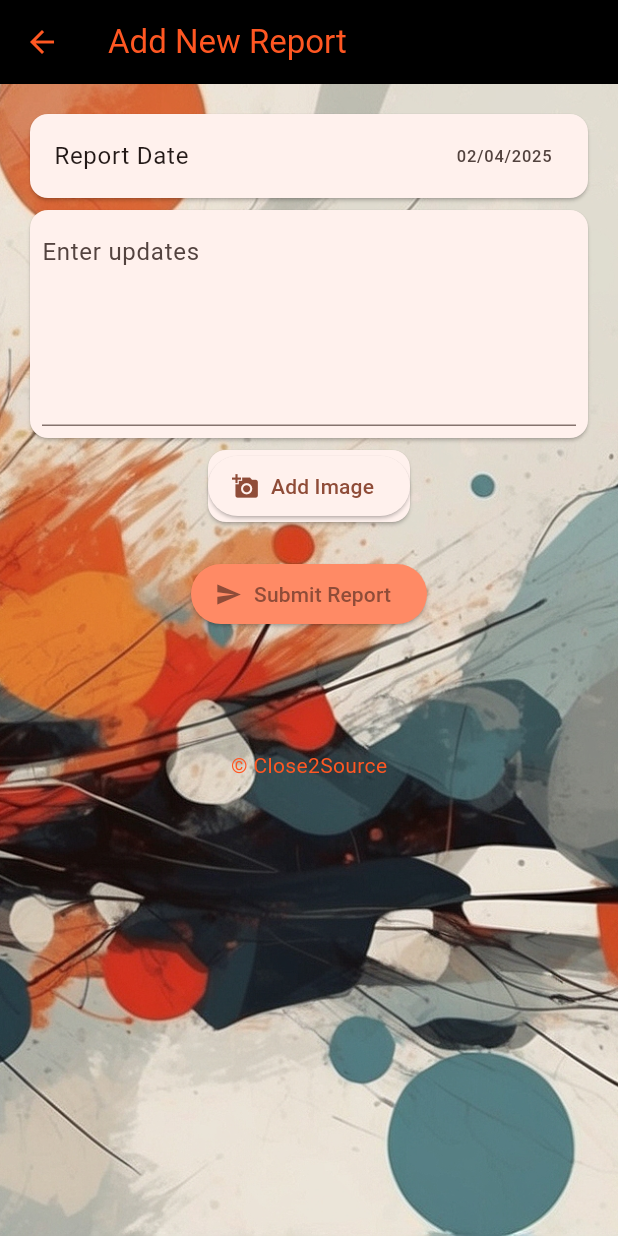
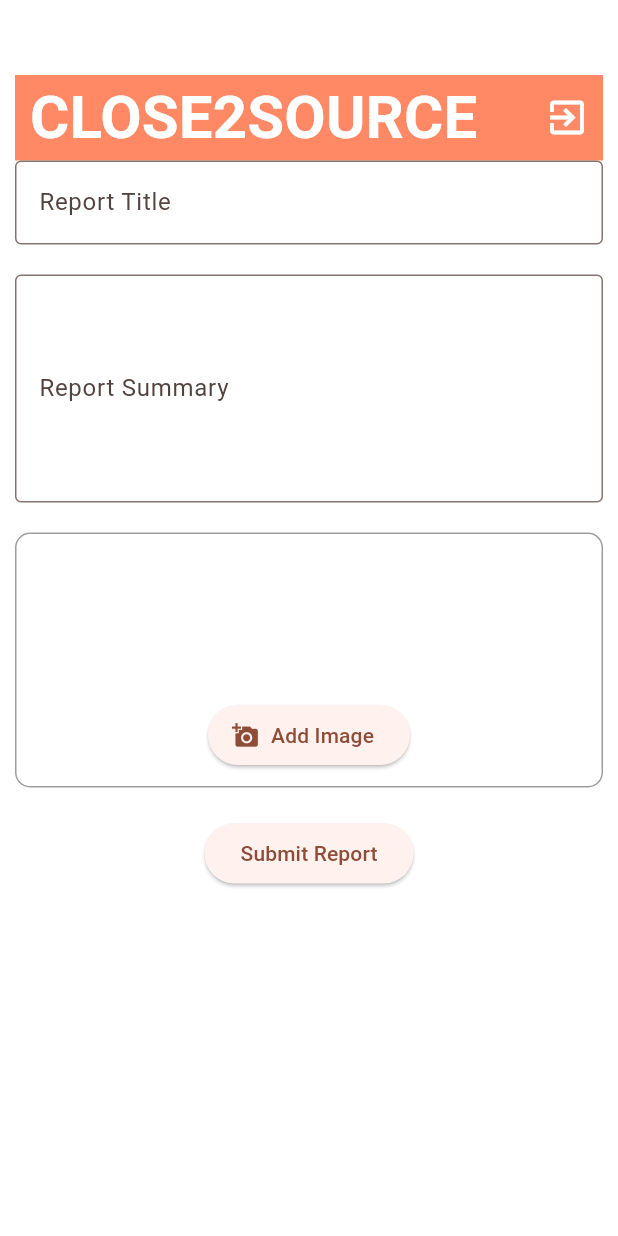
Before and after one commit to Scuttman/close2source_web, a Flutter app: the ReportFormScreen screen opened by its route, on a phone screen of 412 x 824 dp. Run offline on Flutter 3.47's test engine with Material 3 defaults, Android fonts, the phone set to English and light mode, and no system bars; our stand-ins replace cloud_firestore, connectivity_plus, file_picker, firebase_auth, firebase_core, firebase_storage and 3 more; accounts and stored records are empty; Roboto replaces fonts that are missing (Amatic Sc).

Commit message:
1.0.19 Report

```diff
--- a/lib/screens/dashboard/reports_tab/report_form_screen.dart
+++ b/lib/screens/dashboard/reports_tab/report_form_screen.dart
@@ -1,222 +1,205 @@
+import 'package:flutter/material.dart';
+import 'package:cloud_firestore/cloud_firestore.dart';
+import 'package:image_picker/image_picker.dart';
 import 'dart:io';
-import 'package:cloud_firestore/cloud_firestore.dart';
-import 'package:firebase_storage/firebase_storage.dart';
-import 'package:provider/provider.dart';
-import 'package:image_picker/image_picker.dart';
-import 'package:intl/intl.dart';
-
 import '../../../imports.dart';
 
 class ReportFormScreen extends StatefulWidget {
-  const ReportFormScreen({super.key});
+  const ReportFormScreen({Key? key}) : super(key: key);
 
   @override
-  State<ReportFormScreen> createState() => _ReportFormScreenState();
+  _ReportFormScreenState createState() => _ReportFormScreenState();
 }
 
 class _ReportFormScreenState extends State<ReportFormScreen> {
-  final TextEditingController _updateTextController = TextEditingController();
-  DateTime _selectedDate = DateTime.now();
-  final List<File> _selectedImages = [];
-  bool _isUploading = false;
+  final _formKey = GlobalKey<FormState>();
+  String _reportTitle = '';
+  String _reportSummary = '';
+  List<File> _selectedImages = []; // Changed to a list of images
 
-  Future<void> _pickImage(ImageSource source) async {
-    final pickedFile = await ImagePicker().pickImage(source: source);
+  Future<void> _pickImage() async {
+    final pickedFile = await ImagePicker().pickImage(
+      source: ImageSource.gallery,
+    );
     if (pickedFile != null) {
-      setState(() => _selectedImages.add(File(pickedFile.path)));
+      setState(() {
+        _selectedImages.add(
+          File(pickedFile.path),
+        ); // Add selected image to the list
+      });
     }
   }
 
-  void _showImagePickerOptions() {
-    showModalBottomSheet(
-      context: context,
-      builder:
-          (context) => SafeArea(
-            child: Column(
-              mainAxisSize: MainAxisSize.min,
-              children: [
-                Card(
-                  child: ListTile(
-                    leading: const Icon(Icons.camera_alt),
-                    title: const Text('Camera'),
-                    onTap: () {
-                      Navigator.pop(context);
-                      _pickImage(ImageSource.camera);
-                    },
-                  ),
-                ),
-                Card(
-                  child: ListTile(
-                    leading: const Icon(Icons.photo_library),
-                    title: const Text('Gallery'),
-                    onTap: () {
-                      Navigator.pop(context);
-                      _pickImage(ImageSource.gallery);
-                    },
-                  ),
-                ),
-              ],
-            ),
-          ),
-    );
-  }
-
-  Future<List<String>> _uploadImages(String projectId) async {
-    List<String> urls = [];
-    for (var imageFile in _selectedImages) {
-      String fileName = '${DateTime.now().millisecondsSinceEpoch}.jpg';
-      Reference storageRef = FirebaseStorage.instance.ref(
-        'reports/$projectId/$fileName',
-      );
-      UploadTask uploadTask = storageRef.putFile(imageFile);
-      TaskSnapshot snapshot = await uploadTask;
-      urls.add(await snapshot.ref.getDownloadURL());
-    }
-    return urls;
-  }
-
-  Future<void> _selectDate() async {
-    final picked = await showDatePicker(
-      context: context,
-      initialDate: _selectedDate,
-      firstDate: DateTime(2000),
-      lastDate: DateTime(2100),
-    );
-    if (picked != null) setState(() => _selectedDate = picked);
-  }
-
   Future<void> _submitReport() async {
-    final project =
-        Provider.of<ProjectsProvider>(context, listen: false).selectedProject;
-
-    if (project == null) {
-      ScaffoldMessenger.of(
-        context,
-      ).showSnackBar(const SnackBar(content: Text("❌ No project selected!")));
-      return;
-    }
-
-    setState(() => _isUploading = true);
-
-    try {
-      List<String> reportPhotos =
-          _selectedImages.isNotEmpty
-              ? await _uploadImages(project.projectId)
-              : [];
-
+    if (_formKey.currentState?.validate() ?? false) {
       final newReport = {
-        "reportDate": Timestamp.fromDate(_selectedDate),
-        "updateText":
-            _updateTextController.text
-                .split('\n')
-                .where((e) => e.isNotEmpty)
-                .toList(),
-        "reportPhotos": reportPhotos,
+        'title': _reportTitle,
+        'timestamp': Timestamp.now(),
+        'summary': _reportSummary,
+        'images':
+            _selectedImages
+                .map((image) => image.path)
+                .toList(), // Save image paths
       };
 
-      await ProjectsRepository().addReportToProject(
-        project.projectId,
-        newReport,
-      );
-
-      ScaffoldMessenger.of(context).showSnackBar(
-        const SnackBar(content: Text("✅ Report added successfully!")),
-      );
-      Navigator.pop(context);
-    } catch (e) {
-      ScaffoldMessenger.of(
-        context,
-      ).showSnackBar(const SnackBar(content: Text("❌ Failed to add report!")));
-    } finally {
-      setState(() => _isUploading = false);
+      Navigator.pop(context, newReport);
     }
   }
 
   @override
   Widget build(BuildContext context) {
-    return BackgroundScaffold(
-      child: Scaffold(
-        backgroundColor: Colors.transparent,
-        appBar: AppBar(
-          backgroundColor: Colors.black,
-          title: const Text(
-            'Add New Report',
-            style: TextStyle(color: Colors.deepOrange),
-          ),
-          iconTheme: const IconThemeData(color: Colors.deepOrange),
+    return Scaffold(
+      body: Padding(
+        padding: const EdgeInsets.only(
+          left: 10.0,
+          right: 10.0,
+          top: 50.0,
+          bottom: 10.0,
         ),
-        body: SingleChildScrollView(
-          padding: const EdgeInsets.all(16),
-          child: Column(
-            children: [
-              Card(
-                child: ListTile(
-                  title: const Text("Report Date"),
-                  trailing: Text(
-                    DateFormat('dd/MM/yyyy').format(_selectedDate),
-                  ),
-                  onTap: _selectDate,
-                ),
-              ),
-              Card(
-                child: Padding(
-                  padding: const EdgeInsets.all(8.0),
-                  child: TextField(
-                    controller: _updateTextController,
-                    maxLines: 5,
-                    decoration: const InputDecoration(
-                      hintText: "Enter updates",
+        child: Column(
+          children: [
+            Container(
+              color: Colors.deepOrange.withOpacity(0.7),
+              padding: const EdgeInsets.only(left: 10.0),
+              child: Row(
+                mainAxisAlignment: MainAxisAlignment.spaceBetween,
+                children: [
+                  Text(
+                    'CLOSE2SOURCE',
+                    style: GoogleFonts.amaticSc(
+                      textStyle: const TextStyle(
+                        color: Colors.white,
+                        letterSpacing: 0.1,
+                        fontSize: 40.0,
+                        fontWeight: FontWeight.bold,
+                      ),
                     ),
                   ),
-                ),
+                  IconButton(
+                    icon: const Icon(
+                      Icons.exit_to_app,
+                      color: Colors.white,
+                      size: 30.0,
+                    ),
+                    onPressed: () {
+                      Navigator.pop(context);
+                    },
+                  ),
+                ],
               ),
-              Card(
+            ),
+            Expanded(
+              child: Form(
+                key: _formKey,
                 child: Column(
                   children: [
-                    Wrap(
-                      spacing: 8,
-                      runSpacing: 8,
-                      children:
-                          _selectedImages
-                              .map(
-                                (file) => ClipRRect(
-                                  borderRadius: BorderRadius.circular(8),
-                                  child: Image.file(
-                                    file,
-                                    width: 100,
-                                    height: 100,
-                                    fit: BoxFit.cover,
-                                  ),
-                                ),
-                              )
-                              .toList(),
+                    TextFormField(
+                      decoration: const InputDecoration(
+                        labelText: 'Report Title',
+                        border: OutlineInputBorder(),
+                      ),
+                      validator: (value) {
+                        if (value == null || value.isEmpty) {
+                          return 'Please enter a title';
+                        }
+                        return null;
+                      },
+                      onChanged: (value) {
+                        _reportTitle = value;
+                      },
                     ),
-                    ElevatedButton.icon(
-                      icon: const Icon(Icons.add_a_photo),
-                      label: const Text("Add Image"),
-                      onPressed: _showImagePickerOptions,
+                    const SizedBox(height: 20.0),
+                    TextFormField(
+                      decoration: const InputDecoration(
+                        labelText: 'Report Summary',
+                        border: OutlineInputBorder(),
+                      ),
+                      maxLines: 5,
+                      validator: (value) {
+                        if (value == null || value.isEmpty) {
+                          return 'Please enter a summary';
+                        }
+                        return null;
+                      },
+                      onChanged: (value) {
+                        _reportSummary = value;
+                      },
+                    ),
+                    const SizedBox(height: 20.0),
+
+                    // Image Upload Container
+                    Container(
+                      padding: const EdgeInsets.all(10.0),
+                      decoration: BoxDecoration(
+                        border: Border.all(color: Colors.grey),
+                        borderRadius: BorderRadius.circular(10.0),
+                      ),
+                      child: Column(
+                        children: [
+                          // Ensure the ListView builder has constraints
+                          SizedBox(
+                            height: 100,
+                            child: ListView.builder(
+                              scrollDirection: Axis.horizontal,
+                              itemCount: _selectedImages.length,
+                              itemBuilder: (context, index) {
+                                return Stack(
+                                  children: [
+                                    Container(
+                                      margin: const EdgeInsets.all(5),
+                                      width: 100, // Explicit width
+                                      height: 100,
+                                      decoration: BoxDecoration(
+                                        borderRadius: BorderRadius.circular(10),
+                                        image: DecorationImage(
+                                          image: FileImage(
+                                            _selectedImages[index],
+                                          ),
+                                          fit: BoxFit.cover,
+                                        ),
+                                      ),
+                                    ),
+                                    Positioned(
+                                      top: 0,
+                                      right: 0,
+                                      child: IconButton(
+                                        icon: const Icon(
+                                          Icons.cancel,
+                                          color: Colors.red,
+                                        ),
+                                        onPressed: () {
+                                          setState(() {
+                                            _selectedImages.removeAt(index);
+                                          });
+                                        },
+                                      ),
+                                    ),
+                                  ],
+                                );
+                              },
+                            ),
+                          ),
+                          ElevatedButton.icon(
+                            onPressed: _pickImage,
+                            icon: const Icon(Icons.add_a_photo),
+                            label: const Text("Add Image"),
+                          ),
+                        ],
+                      ),
+                    ),
+
+                    const SizedBox(height: 20.0),
+
+                    // Submit Button
+                    ElevatedButton(
+                      onPressed: _submitReport,
+                      child: const Text('Submit Report'),
                     ),
                   ],
                 ),
               ),
-              const SizedBox(height: 20),
-              _isUploading
-                  ? const CircularProgressIndicator()
-                  : ElevatedButton.icon(
-                    icon: const Icon(Icons.send),
-                    label: const Text("Submit Report"),
-                    style: ElevatedButton.styleFrom(
-                      backgroundColor: themeGradientEnd,
-                    ),
-                    onPressed: _submitReport,
-                  ),
-              const SizedBox(height: 80),
-              const Text(
-                '© Close2Source',
-                style: TextStyle(color: Colors.deepOrange),
-              ),
-            ],
-          ),
+            ),
+          ],
         ),
       ),
     );
```
Also changed, not shown: lib/screens/dashboard/reports_tab/reports_tab_screen.dart (+20 -16 lines).
